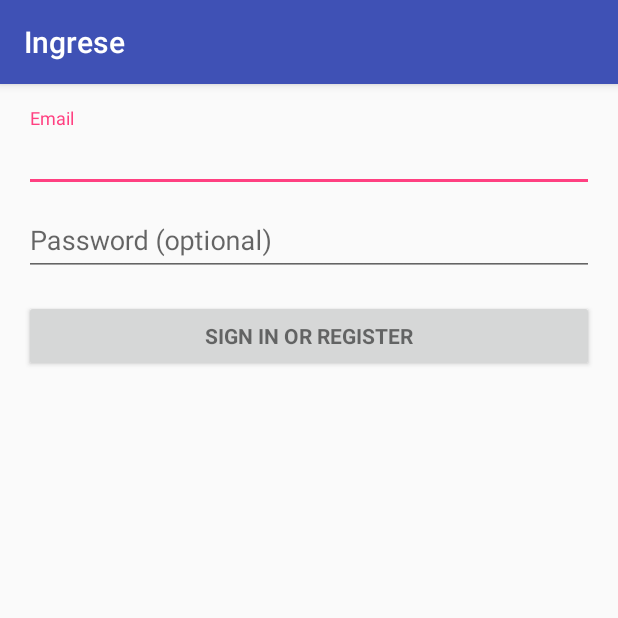
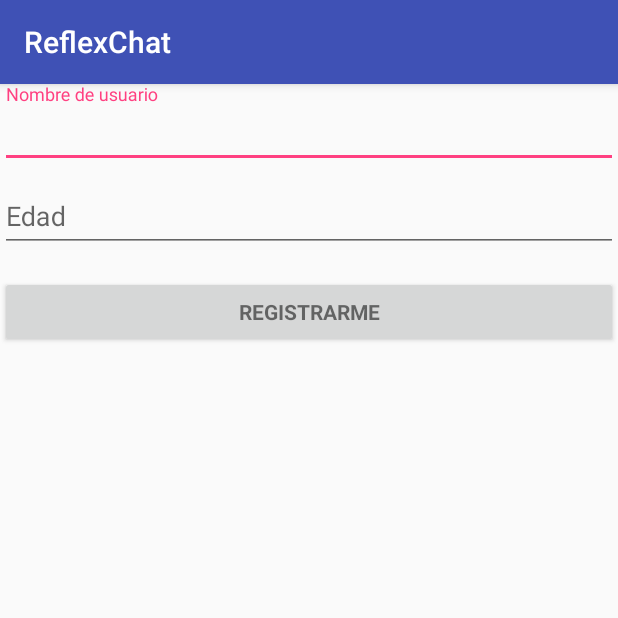
Before and after one commit to darnack/ReflexChat, an Android app: the screen it shows after launch (LogInActivity before the commit, SignInActivity after it), after a tap on "COMENZAR", on a phone screen of 412 x 824 dp, the top half of it. Run offline under Robolectric (Android 15) with nearby library versions, the phone set to English and light mode, and no system bars.

Commit message:
Se agregan campos al registro

```diff
--- a/app/src/main/java/co/com/reflex/reflexchat/PresentationActivity.java
+++ b/app/src/main/java/co/com/reflex/reflexchat/PresentationActivity.java
@@ -27,7 +27,7 @@ public class PresentationActivity extends AppCompatActivity {
 
         btnComenzar.setOnClickListener( new View.OnClickListener() {
             public void onClick(View element) {
-                Intent i=new Intent(getApplicationContext(),LogInActivity.class);
+                Intent i=new Intent(getApplicationContext(),SignInActivity.class);
                 startActivity(i);
             }
         });
--- a/app/src/main/res/layout/activity_sign_in.xml
+++ b/app/src/main/res/layout/activity_sign_in.xml
@@ -6,4 +6,63 @@
     android:layout_height="match_parent"
     tools:context=".SignInActivity">
 
+    <ScrollView
+        android:id="@+id/login_form"
+        android:layout_width="match_parent"
+        android:layout_height="match_parent">
+
+        <LinearLayout
+            android:id="@+id/email_login_form"
+            android:layout_width="match_parent"
+            android:layout_height="wrap_content"
+            android:orientation="vertical">
+
+            <android.support.design.widget.TextInputLayout
+                android:layout_width="match_parent"
+                android:layout_height="wrap_content">
+
+                <EditText
+                    android:id="@+id/txtNickName"
+                    android:layout_width="match_parent"
+                    android:layout_height="wrap_content"
+                    android:hint="@string/nick_name_placeholder"
+                    android:imeActionId="6"
+                    android:imeActionLabel="@string/nick_name_label"
+                    android:imeOptions="actionUnspecified"
+                    android:inputType="text"
+                    android:maxLines="1"
+                    android:singleLine="true" />
+
+            </android.support.design.widget.TextInputLayout>
+
+            <android.support.design.widget.TextInputLayout
+                android:layout_width="match_parent"
+                android:layout_height="wrap_content">
+
+                <EditText
+                    android:id="@+id/txtAge"
+                    android:layout_width="match_parent"
+                    android:layout_height="wrap_content"
+                    android:hint="@string/age_placeholder"
+                    android:imeActionId="6"
+                    android:imeActionLabel="@string/age_label"
+                    android:imeOptions="actionUnspecified"
+                    android:inputType="number"
+                    android:maxLines="1"
+                    android:singleLine="true" />
+
+            </android.support.design.widget.TextInputLayout>
+
+            <Button
+                android:id="@+id/email_sign_in_button"
+                style="?android:textAppearanceSmall"
+                android:layout_width="match_parent"
+                android:layout_height="wrap_content"
+                android:layout_marginTop="16dp"
+                android:text="@string/action_sign_in"
+                android:textStyle="bold" />
+
+        </LinearLayout>
+    </ScrollView>
+
 </android.support.constraint.ConstraintLayout>
--- a/app/src/main/res/values/strings.xml
+++ b/app/src/main/res/values/strings.xml
@@ -10,10 +10,16 @@
     <string name="yes">Si</string>
     <string name="no">No</string>
 
+    <!-- Sign In Activity -->
+    <string name="nick_name_label">Usuario</string>
+    <string name="nick_name_placeholder">Nombre de usuario</string>
+    <string name="age_label">Edad</string>
+    <string name="age_placeholder">Edad</string>
+
     <!-- Strings related to login -->
     <string name="prompt_email">Email</string>
     <string name="prompt_password">Password (optional)</string>
-    <string name="action_sign_in">Sign in or register</string>
+    <string name="action_sign_in">Registrarme</string>
     <string name="action_sign_in_short">Sign in</string>
     <string name="error_invalid_email">This email address is invalid</string>
     <string name="error_invalid_password">This password is too short</string>
```
